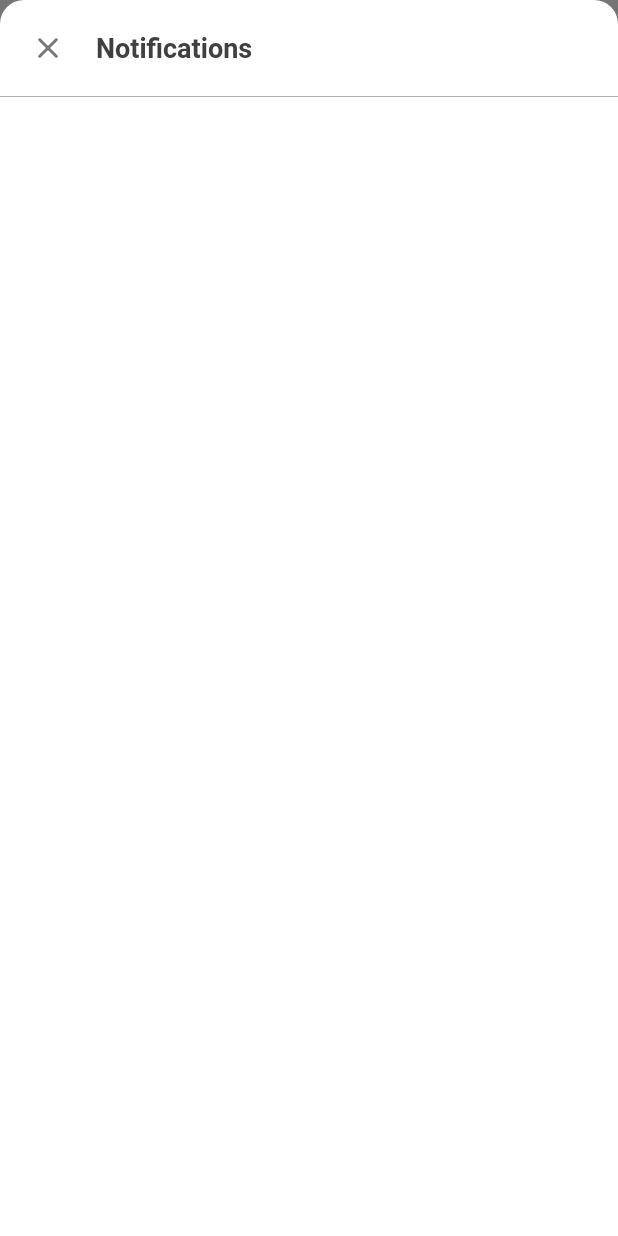
After one commit to bryan-ilman-2002/polkatalk, a Flutter app: the screen it shows after launch, after a tap on "Notifications", on a phone screen of 412 x 824 dp. The commit adds this screen. Run offline on Flutter 3.47's test engine with Material 2 defaults, Android fonts, the phone set to English and light mode, and no system bars; our stand-ins replace flutter_riverpod; missing offline and left inert: omni_datetime_picker; Roboto replaces fonts that are missing (Mukta).

Commit message:
notifications modal creation

```diff
--- a/lib/functions/getters/app_colors.dart
+++ b/lib/functions/getters/app_colors.dart
@@ -6,3 +6,5 @@ Color get lightGray => const Color.fromRGBO(180, 180, 180, 4);
 
 Color get primaryAppColor => const Color.fromRGBO(100, 180, 100, 4);
 Color get secondaryAppColor => const Color.fromRGBO(64, 160, 72, 4);
+
+Color get intenseColor => const Color.fromARGB(255, 180, 4, 4);
--- a/lib/pages/explore_page.dart
+++ b/lib/pages/explore_page.dart
@@ -4,7 +4,8 @@ import 'package:polkatalk/functions/getters/light_shadow.dart';
 import 'package:polkatalk/widgets/buttons/colored_btn.dart';
 import 'package:polkatalk/widgets/buttons/twin_btns.dart';
 import 'package:polkatalk/widgets/cards/profile_card.dart';
-import 'package:polkatalk/widgets/modals/filter_modal.dart';
+import 'package:polkatalk/widgets/modals/filters_modal.dart';
+import 'package:polkatalk/widgets/modals/notifications_modal.dart';
 
 class ExplorePage extends StatefulWidget {
   final ScrollController scrollController;
@@ -22,7 +23,7 @@ class _ExplorePageState extends State<ExplorePage> {
         isScrollControlled: true,
         backgroundColor: Colors.transparent,
         builder: (BuildContext context) {
-          return const FilterModal();
+          return const FiltersModal();
         },
       );
 
@@ -32,7 +33,7 @@ class _ExplorePageState extends State<ExplorePage> {
         isScrollControlled: true,
         backgroundColor: Colors.transparent,
         builder: (BuildContext context) {
-          return const SizedBox();
+          return const NotificationsModal();
         },
       );
 
@@ -48,8 +49,10 @@ class _ExplorePageState extends State<ExplorePage> {
             child: TwinButtons(
               leftButtonCallbackFunction: openFilterModal,
               rightButtonCallbackFunction: openNotificationsModal,
-              leftIcon: Icons.filter_alt_rounded,
+              leftIcon: Icons.filter_alt_off_rounded,
               rightIcon: Icons.notifications_rounded,
+              leftText: 'Filters',
+              rightText: 'Notifications',
             ),
           ),
           const SizedBox(width: 8),
--- a/lib/pages/settings_page.dart
+++ b/lib/pages/settings_page.dart
@@ -93,12 +93,12 @@ class SettingsPage extends StatelessWidget {
                 label: 'Request Personal Data',
               ),
               const HorizontalThinLine(),
-              const SettingButton(
+              SettingButton(
                 icon: Icons.delete_rounded,
                 label: 'Delete Account',
-                iconColor: Color.fromARGB(255, 180, 4, 4),
-                textColor: Color.fromARGB(255, 180, 4, 4),
-                splashColor: Color.fromARGB(255, 255, 226, 224),
+                iconColor: intenseColor,
+                textColor: intenseColor,
+                splashColor: const Color.fromARGB(255, 255, 226, 224),
               ),
               const HorizontalThinLine(),
               const SizedBox(height: 64),
@@ -125,11 +125,11 @@ class SettingsPage extends StatelessWidget {
                 buttonColor: Colors.transparent,
                 splashColor: const Color.fromARGB(255, 255, 226, 224),
                 borderColor: Colors.transparent,
-                child: const Text(
+                child: Text(
                   'Log Out',
                   style: TextStyle(
                     fontSize: 16,
-                    color: Color.fromARGB(255, 180, 4, 4),
+                    color: intenseColor,
                   ),
                 ),
               ),
--- a/lib/widgets/cards/profile_card.dart
+++ b/lib/widgets/cards/profile_card.dart
@@ -71,7 +71,7 @@ class ProfileCard extends StatelessWidget {
                     Icon(
                       Icons.location_pin,
                       size: 20,
-                      color: moderateGray,
+                      color: intenseColor,
                     ),
                     const SizedBox(width: 2),
                     Expanded(
--- a/lib/widgets/cards/session_card.dart
+++ b/lib/widgets/cards/session_card.dart
@@ -112,8 +112,9 @@ class _SessionCardState extends State<SessionCard> {
                 const SizedBox(height: 8),
                 Text(
                   '${widget.currency} ${formatNumberWithLocalizedSeparators(widget.totalCost)}',
-                  style: const TextStyle(
+                  style: TextStyle(
                     fontWeight: FontWeight.bold,
+                    color: heavyGray,
                   ),
                 ),
               ],
--- a/lib/widgets/modals/filter_modal.dart
+++ b/lib/widgets/modals/filters_modal.dart
@@ -21,10 +21,10 @@ import 'package:polkatalk/widgets/date_range_selector.dart';
 import 'package:polkatalk/widgets/tag_adder.dart';
 import 'package:polkatalk/widgets/text/txt_with_bg.dart';
 
-class FilterModal extends ConsumerWidget {
+class FiltersModal extends ConsumerWidget {
   final bool trustEarned;
 
-  const FilterModal({
+  const FiltersModal({
     super.key,
     this.trustEarned = false,
   });
--- /dev/null
+++ b/lib/widgets/modals/notifications_modal.dart
@@ -0,0 +1,64 @@
+import 'package:flutter/material.dart';
+import 'package:flutter_riverpod/flutter_riverpod.dart';
+import 'package:polkatalk/functions/getters/app_colors.dart';
+import 'package:polkatalk/widgets/custom_scroll_behavior.dart';
+import 'package:polkatalk/widgets/lines/horizontal_thin_line.dart';
+
+class NotificationsModal extends ConsumerWidget {
+  const NotificationsModal({super.key});
+
+  @override
+  Widget build(BuildContext context, WidgetRef ref) {
+    return Container(
+      decoration: const BoxDecoration(
+        color: Colors.white,
+        borderRadius: BorderRadius.only(
+          topLeft: Radius.circular(16),
+          topRight: Radius.circular(16),
+        ),
+      ),
+      child: Column(
+        children: [
+          Row(
+            mainAxisAlignment: MainAxisAlignment.start,
+            crossAxisAlignment: CrossAxisAlignment.center,
+            children: [
+              Container(
+                padding: const EdgeInsets.all(20),
+                child: GestureDetector(
+                  onTap: () {
+                    Navigator.pop(context);
+                  },
+                  child: Icon(
+                    Icons.close_rounded,
+                    size: 24,
+                    color: moderateGray,
+                  ),
+                ),
+              ),
+              Text(
+                'Notifications',
+                style: TextStyle(
+                  fontSize: 18,
+                  fontWeight: FontWeight.bold,
+                  color: heavyGray,
+                ),
+              ),
+            ],
+          ),
+          const HorizontalThinLine(
+            horizontalMargin: 0,
+          ),
+          Expanded(
+            child: ScrollConfiguration(
+              behavior: CustomScrollBehavior(),
+              child: ListView(
+                children: [],
+              ),
+            ),
+          ),
+        ],
+      ),
+    );
+  }
+}
```
